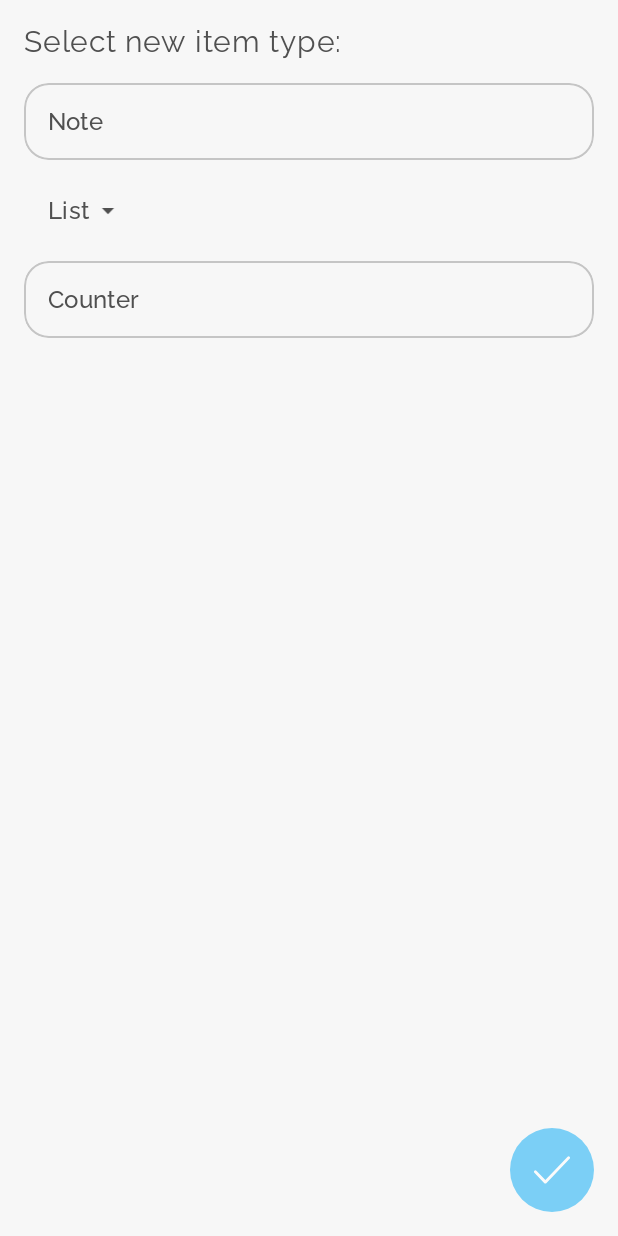
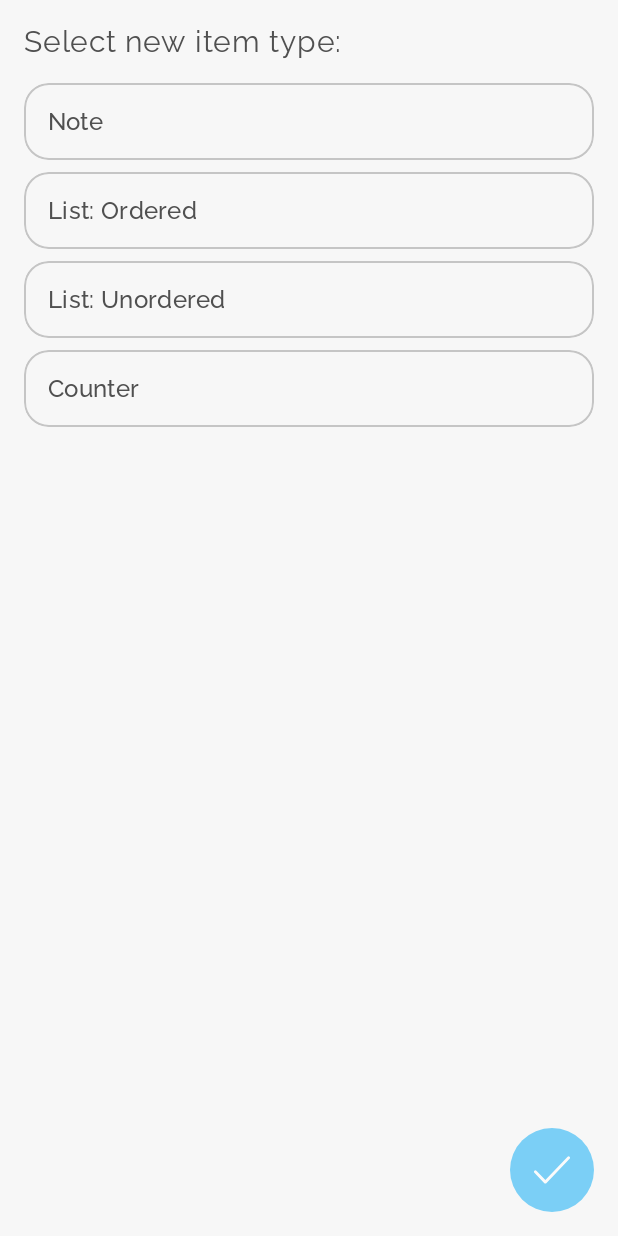
Before and after one commit to ordogod/Collect, an Android app: the screen it shows after launch (CreateItemActivity), after a tap on an icon or button, on a phone screen of 412 x 824 dp. Run offline under Robolectric (Android 15) with nearby library versions, the phone set to English and light mode, and no system bars; our stand-ins replace Room's generated code.

Commit message:
Remove group items

```diff
--- a/app/src/main/java/com/ordolabs/collect/ui/adapter/ItemTypesAdapter.kt
+++ b/app/src/main/java/com/ordolabs/collect/ui/adapter/ItemTypesAdapter.kt
@@ -1,24 +1,17 @@
 package com.ordolabs.collect.ui.adapter
 
 import android.view.View
-import android.view.ViewGroup
-import android.widget.ImageView
 import android.widget.LinearLayout
 import androidx.annotation.StringRes
 import androidx.appcompat.widget.AppCompatTextView
-import androidx.core.view.isInvisible
-import androidx.core.view.updateLayoutParams
 import androidx.recyclerview.widget.RecyclerView
 import com.ordolabs.collect.R
 import com.ordolabs.collect.model.item.ItemType
-import com.ordolabs.collect.ui.adapter.ItemTypesAdapter.TypeViewHolder.Companion.VIEW_TYPE_GROUP
-import com.ordolabs.collect.ui.adapter.ItemTypesAdapter.TypeViewHolder.Companion.VIEW_TYPE_SINGLE
 import com.ordolabs.collect.ui.adapter.base.BaseAdapter
 import com.ordolabs.collect.ui.adapter.base.BaseViewHolder
 import com.ordolabs.collect.ui.adapter.base.OnRecyclerItemClicksListener
 import com.ordolabs.collect.util.struct.TreeNode
 import com.ordolabs.collect.util.viewId
-import com.ordolabs.collect.util.wrapper.ValueAnimatorBuilder
 import com.ordolabs.collect.viewmodel.CreateItemViewModel
 
 class ItemTypesAdapter(
@@ -56,11 +49,7 @@ class ItemTypesAdapter(
         ensureIndexInItemsRange(index) ?: return
         val item = items[index]
 
-        if (holder.itemViewType != VIEW_TYPE_GROUP) {
-            select(holder, item)
-        } else {
-            stretch(holder, item, index)
-        }
+        select(holder, item)
     }
 
     private fun select(holder: TypeViewHolder, item: TypeItem) {
@@ -73,48 +62,8 @@ class ItemTypesAdapter(
         selectedHolder = holder
     }
 
-    private fun stretch(holder: TypeViewHolder, item: TypeItem, index: Int) {
-        val expanded = item.isExpanded
-        val childSelected = item.node.hasChild(selectedItem?.node)
-        if (childSelected) return
-
-        holder.toggleExpand(!expanded)
-        item.isExpanded = !expanded
-
-        if (expanded) {
-            collapse(item, index)
-        } else {
-            expand(item, index)
-        }
-    }
-
-    private fun expand(item: TypeItem, index: Int) {
-        val insertIndex = index + 1
-        val subtypes = item.node.children.map { TypeItem(it) }.toList()
-
-        items.addAll(insertIndex, subtypes)
-        notifyItemRangeInserted(insertIndex, subtypes.size)
-    }
-
-    private fun collapse(item: TypeItem, index: Int) {
-        val removeStartIndex = index + 1
-        val removeEndIndex = removeStartIndex + item.node.children.size
-        val subtypes = items.subList(removeStartIndex, removeEndIndex)
-        val removeCount = subtypes.size
-
-        items.removeAll(subtypes)
-        notifyItemRangeRemoved(removeStartIndex, removeCount)
-    }
-
-    private fun ensureIndexInItemsRange(index: Int): Unit? {
-        if (index >= 0 && index < items.size) return Unit
-        return null
-    }
-
-    override fun getItemViewLayout(viewType: Int): Int = when (viewType) {
-        VIEW_TYPE_SINGLE -> R.layout.item_create_type_single
-        VIEW_TYPE_GROUP -> R.layout.item_create_type_group
-        else -> throw IllegalArgumentException("viewType=$viewType is unknown.")
+    override fun getItemViewLayout(viewType: Int): Int {
+        return R.layout.item_create_type
     }
 
     override fun createViewHolder(itemView: View): TypeViewHolder {
@@ -123,11 +72,6 @@ class ItemTypesAdapter(
 
     override fun getItemCount(): Int {
         return items.size
-    }
-
-    override fun getItemViewType(position: Int): Int {
-        val itemIsGroup = (!items[position].node.isLeaf)
-        return if (itemIsGroup) VIEW_TYPE_GROUP else VIEW_TYPE_SINGLE
     }
 
     override fun onDetachedFromRecyclerView(recyclerView: RecyclerView) {
@@ -139,41 +83,9 @@ class ItemTypesAdapter(
 
         private val wrapper by viewId<LinearLayout>(R.id.item_create_type_wrapper)
         private val name by viewId<AppCompatTextView>(R.id.item_create_type_name)
-        private val dropdown by viewId<ImageView>(R.id.item_create_type_dropdown)
 
         override fun setViewsOnBind(item: TypeItem) {
-            setCommonViews(item)
-            when (itemViewType) {
-                VIEW_TYPE_SINGLE -> setSingleTypeViews(item)
-                VIEW_TYPE_GROUP -> setGroupTypeViews(item)
-            }
-        }
-
-        private fun setCommonViews(item: TypeItem) {
             setTypeName(item.node.value.labelId)
-        }
-
-        private fun setSingleTypeViews(item: TypeItem) {
-            setGroupItemOffset(item)
-        }
-
-        private fun setGroupTypeViews(item: TypeItem) {
-            setDropdownVisibility(item.node.children.isNotEmpty())
-        }
-
-        private fun setGroupItemOffset(item: TypeItem) {
-            val itemIsInGroup = (item.node.parent != null)
-            val totalOffset = if (itemIsInGroup) {
-                val nesting = item.node.height
-                val offset = itemView.resources
-                    .getDimensionPixelOffset(R.dimen.item_create_type_ingroup_offset)
-                offset * nesting
-            } else {
-                0
-            }
-            itemView.updateLayoutParams<ViewGroup.MarginLayoutParams> {
-                marginStart = totalOffset
-            }
         }
 
         private fun setTypeName(@StringRes itemLabel: Int) {
@@ -181,38 +93,12 @@ class ItemTypesAdapter(
             name.text = typeName
         }
 
-        private fun setDropdownVisibility(hasChildren: Boolean) {
-            dropdown.isInvisible = !hasChildren
-        }
-
         fun toggleSelected(selected: Boolean) {
             wrapper.isSelected = selected
-        }
-
-        fun toggleExpand(expand: Boolean) {
-            animateDropdownRotation(expand)
-        }
-
-        private fun animateDropdownRotation(forward: Boolean) =
-            ValueAnimatorBuilder.of<Float>(forward) {
-                values {
-                    if (forward) arrayOf(0f, 180f) else arrayOf(360f, 180f)
-                }
-                updateListener {
-                    val value = animatedValue as Float
-                    dropdown.rotation = value
-                }
-            }.start()
-
-        companion object {
-            const val VIEW_TYPE_SINGLE = 0
-            const val VIEW_TYPE_GROUP = 1
         }
     }
 }
 
 data class TypeItem(
     val node: TreeNode<ItemType>
-) {
-    var isExpanded = false
-}
+)
--- a/app/src/main/java/com/ordolabs/collect/viewmodel/CreateItemViewModel.kt
+++ b/app/src/main/java/com/ordolabs/collect/viewmodel/CreateItemViewModel.kt
@@ -10,12 +10,8 @@ class CreateItemViewModel : BaseViewModel() {
 
         internal fun getItemTypes() = listOf(
             TreeNode(ItemType(R.string.create_type_note)),
-            TreeNode(
-                ItemType(R.string.create_type_list), listOf(
-                    ItemType(R.string.create_type_list_ordered),
-                    ItemType(R.string.create_type_list_unordered)
-                )
-            ),
+            TreeNode(ItemType(R.string.create_type_list_ordered)),
+            TreeNode(ItemType(R.string.create_type_list_unordered)),
             TreeNode(ItemType(R.string.create_type_counter))
         )
     }
--- a/app/src/main/res/layout/item_create_type_group.xml
+++ /dev/null
@@ -1,37 +0,0 @@
-<?xml version="1.0" encoding="utf-8"?>
-<androidx.cardview.widget.CardView xmlns:android="http://schemas.android.com/apk/res/android"
-    xmlns:app="http://schemas.android.com/apk/res-auto"
-    xmlns:tools="http://schemas.android.com/tools"
-    android:layout_width="match_parent"
-    android:layout_height="wrap_content"
-    android:layout_marginBottom="@dimen/size_8"
-    app:cardBackgroundColor="@android:color/transparent"
-    app:cardCornerRadius="@dimen/size_16"
-    app:cardElevation="0dp">
-
-    <LinearLayout
-        android:id="@+id/item_create_type_wrapper"
-        android:layout_width="match_parent"
-        android:layout_height="wrap_content"
-        android:orientation="horizontal"
-        android:padding="@dimen/size_16">
-
-        <androidx.appcompat.widget.AppCompatTextView
-            android:id="@+id/item_create_type_name"
-            style="@style/TextBody"
-            android:layout_width="wrap_content"
-            android:layout_height="wrap_content"
-            android:textColor="@color/text_body"
-            tools:text="List" />
-
-        <ImageView
-            android:id="@+id/item_create_type_dropdown"
-            android:layout_width="wrap_content"
-            android:layout_height="match_parent"
-            android:src="@drawable/ic_drop_down_gray"
-            android:visibility="invisible"
-            tools:visibility="visible" />
-
-    </LinearLayout>
-
-</androidx.cardview.widget.CardView>
--- a/app/src/main/res/values/dimen.xml
+++ b/app/src/main/res/values/dimen.xml
@@ -13,8 +13,6 @@
     <item name="text_spacing_medium" type="dimen" format="float">0.025</item>
     <item name="text_spacing_big" type="dimen" format="float">0.035</item>
 
-    <dimen name="item_create_type_ingroup_offset">@dimen/size_16</dimen>
-
     <item name="fab_disabled_opacity" type="dimen" format="float">0.6</item>
 
 </resources>
--- a/app/src/main/res/values/strings.xml
+++ b/app/src/main/res/values/strings.xml
@@ -6,8 +6,7 @@
     <string name="create_type_label">Select new item type:</string>
 
     <string name="create_type_note">Note</string>
-    <string name="create_type_list">List</string>
-    <string name="create_type_list_ordered">Ordered</string>
-    <string name="create_type_list_unordered">Unordered</string>
+    <string name="create_type_list_ordered">List: Ordered</string>
+    <string name="create_type_list_unordered">List: Unordered</string>
     <string name="create_type_counter">Counter</string>
 </resources>
```
Also changed, not shown: app/src/main/java/com/ordolabs/collect/ui/adapter/base/BaseAdapter.kt (+9 -0 lines), app/src/main/res/layout/item_create_type.xml (renamed from app/src/main/res/layout/item_create_type_single.xml).
